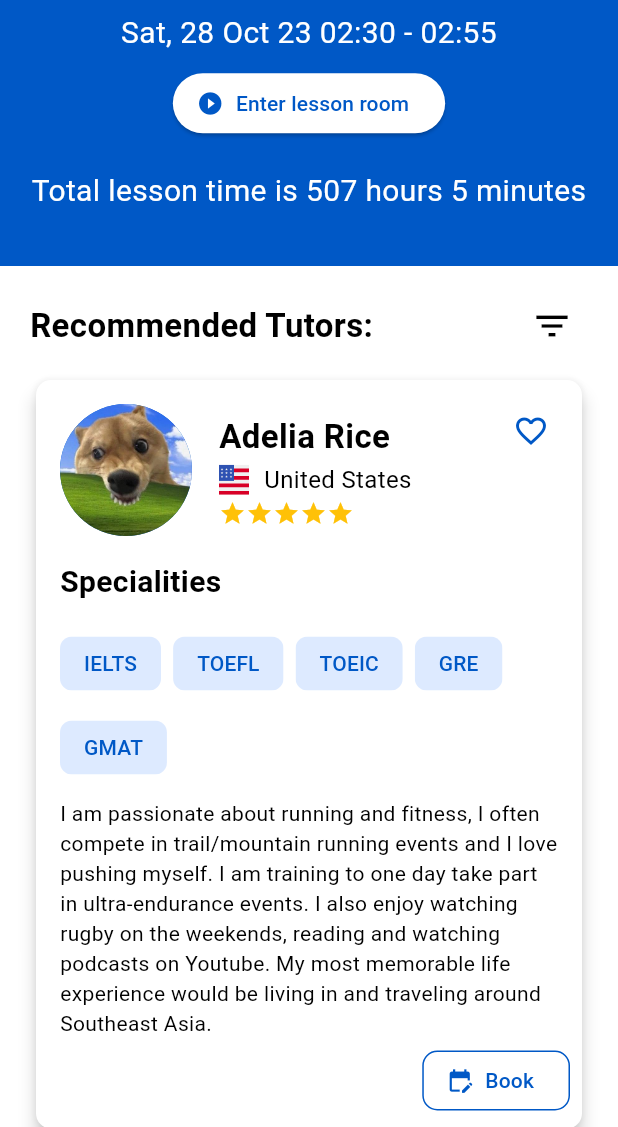
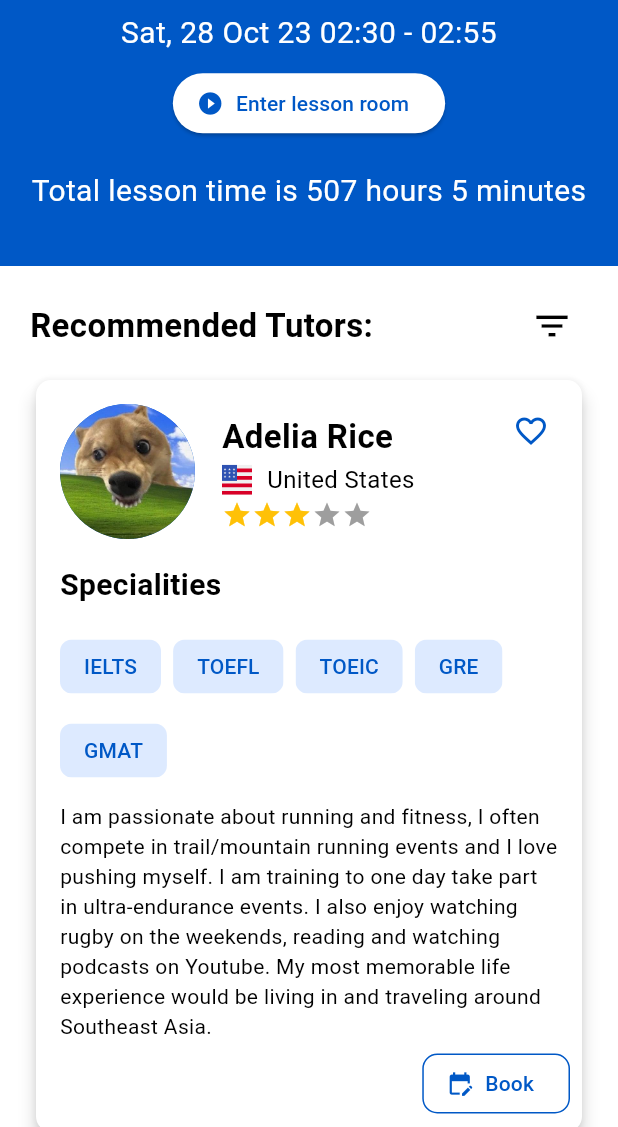
Before and after one commit to luuquang200/let_tutor, a Flutter app: the TutorListScreen screen opened by its route, on a phone screen of 412 x 824 dp, the part 109-1236 px from its top. Run offline on Flutter 3.47's test engine with Material 3 defaults, Android fonts, the phone set to English and light mode, and no system bars; our stand-ins replace equatable, flutter_bloc, flutter_svg; missing offline and left inert: number_paginator; project files that could hold a hidden picture were left out.

Commit message:
Refactor UI components of Tutor List page

```diff
--- /dev/null
+++ b/lib/data/models/tutor.dart
@@ -0,0 +1,23 @@
+class Tutor {
+  final String? name;
+  final String? country;
+  final String? avatar;
+  final String? language;
+  final List<String>? specialties;
+  final String? interests;
+  final String? experience;
+  final String? resume;
+  final double? rating;
+
+  Tutor({
+    this.name,
+    this.country,
+    this.avatar,
+    this.language,
+    this.specialties,
+    this.interests,
+    this.experience,
+    this.rating,
+    this.resume,
+  });
+}
--- a/lib/presentation/screen/authentication/forgot_password_screen.dart
+++ b/lib/presentation/screen/authentication/forgot_password_screen.dart
@@ -1,5 +1,3 @@
-//Create
-
 import 'package:flutter/material.dart';
 import 'package:flutter_bloc/flutter_bloc.dart';
 import 'package:flutter_svg/flutter_svg.dart';
@@ -168,10 +166,13 @@ class _ForgotPasswordScreenState extends State<ForgotPasswordScreen> {
   }
 
   _subTitle(BuildContext context) {
-    return Text('Please enter your email address to search for your account.',
-        style: CustomTextStyle.bodyRegular.copyWith(
-          fontSize: 16,
-          color: const Color.fromRGBO(164, 176, 190, 1),
-        ));
+    return Text(
+      'Please enter your email address to search for your account.',
+      textAlign: TextAlign.center,
+      style: CustomTextStyle.bodyRegular.copyWith(
+        fontSize: 16,
+        color: const Color.fromRGBO(164, 176, 190, 1),
+      ),
+    );
   }
 }
--- a/lib/presentation/screen/tutor/tutor_detail.dart
+++ b/lib/presentation/screen/tutor/tutor_detail.dart
@@ -38,33 +38,7 @@ class _TutorDetailState extends State<TutorDetail> {
             ),
 
             // Buttons: Favorite, Report and Review
-            Row(
-              mainAxisAlignment: MainAxisAlignment.spaceEvenly,
-              children: [
-                IconTextButton(
-                  icon: Icons.favorite_outline,
-                  text: 'Favorite',
-                  color: Theme.of(context).primaryColor,
-                  onTap: () {},
-                ),
-                IconTextButton(
-                  icon: Icons.report_outlined,
-                  text: 'Report',
-                  color: Theme.of(context).primaryColor,
-                  onTap: () {
-                    _showReportDialog();
-                  },
-                ),
-                IconTextButton(
-                  icon: Icons.rate_review_outlined,
-                  text: 'Review',
-                  color: Theme.of(context).primaryColor,
-                  onTap: () {
-                    Navigator.pushNamed(context, Routes.tutorReviewScreen);
-                  },
-                ),
-              ],
-            ),
+            _actionButtonsRow(context),
 
             // Introduction Video
             const SizedBox(
@@ -151,6 +125,36 @@ class _TutorDetailState extends State<TutorDetail> {
           ],
         ),
       ),
+    );
+  }
+
+  Row _actionButtonsRow(BuildContext context) {
+    return Row(
+      mainAxisAlignment: MainAxisAlignment.spaceEvenly,
+      children: [
+        IconTextButton(
+          icon: Icons.favorite_outline,
+          text: 'Favorite',
+          color: Theme.of(context).primaryColor,
+          onTap: () {},
+        ),
+        IconTextButton(
+          icon: Icons.report_outlined,
+          text: 'Report',
+          color: Theme.of(context).primaryColor,
+          onTap: () {
+            _showReportDialog();
+          },
+        ),
+        IconTextButton(
+          icon: Icons.rate_review_outlined,
+          text: 'Review',
+          color: Theme.of(context).primaryColor,
+          onTap: () {
+            Navigator.pushNamed(context, Routes.tutorReviewScreen);
+          },
+        ),
+      ],
     );
   }
 
--- a/lib/presentation/screen/tutor/tutor_list_screen.dart
+++ b/lib/presentation/screen/tutor/tutor_list_screen.dart
@@ -1,6 +1,9 @@
+import 'dart:developer';
+
 import 'package:flutter/material.dart';
 import 'package:flutter_svg/svg.dart';
 import 'package:intl/intl.dart';
+import 'package:let_tutor/data/models/tutor.dart';
 import 'package:let_tutor/presentation/styles/custom_text_style.dart';
 import 'package:let_tutor/presentation/widgets/tutor_information_card.dart';
 import 'package:number_paginator/number_paginator.dart';
@@ -37,6 +40,45 @@ class _TutorListScreenState extends State<TutorListScreen> {
   final endTimeController = TextEditingController();
   bool isShowFilter = false;
 
+  List<Tutor> tutors = [
+    Tutor(
+      name: 'Adelia Rice',
+      country: 'United States',
+      avatar: 'assets/tutor_avatar.jpg',
+      rating: 3.5,
+      specialties: ['IELTS', 'TOEFL', 'TOEIC', 'GRE', 'GMAT'],
+      resume:
+          'I am passionate about running and fitness, I often compete in trail/mountain running events and I love pushing myself. I am training to one day take part in ultra-endurance events. I also enjoy watching rugby on the weekends, reading and watching podcasts on Youtube. My most memorable life experience would be living in and traveling around Southeast Asia.',
+    ),
+    Tutor(
+      name: 'Adelia Rice',
+      country: 'United States',
+      avatar: 'assets/tutor_avatar.jpg',
+      rating: 3.5,
+      specialties: ['IELTS', 'TOEFL', 'TOEIC', 'GRE', 'GMAT'],
+      resume:
+          'I am passionate about running and fitness, I often compete in trail/mountain running events and I love pushing myself. I am training to one day take part in ultra-endurance events. I also enjoy watching rugby on the weekends, reading and watching podcasts on Youtube. My most memorable life experience would be living in and traveling around Southeast Asia.',
+    ),
+    Tutor(
+      name: 'Adelia Rice',
+      country: 'United States',
+      avatar: 'assets/tutor_avatar.jpg',
+      rating: 3.5,
+      specialties: ['IELTS', 'TOEFL', 'TOEIC', 'GRE', 'GMAT'],
+      resume:
+          'I am passionate about running and fitness, I often compete in trail/mountain running events and I love pushing myself. I am training to one day take part in ultra-endurance events. I also enjoy watching rugby on the weekends, reading and watching podcasts on Youtube. My most memorable life experience would be living in and traveling around Southeast Asia.',
+    ),
+    Tutor(
+      name: 'Adelia Rice',
+      country: 'United States',
+      avatar: 'assets/tutor_avatar.jpg',
+      rating: 3.5,
+      specialties: ['IELTS', 'TOEFL', 'TOEIC', 'GRE', 'GMAT'],
+      resume:
+          'I am passionate about running and fitness, I often compete in trail/mountain running events and I love pushing myself. I am training to one day take part in ultra-endurance events. I also enjoy watching rugby on the weekends, reading and watching podcasts on Youtube. My most memorable life experience would be living in and traveling around Southeast Asia.',
+    ),
+  ];
+
   @override
   Widget build(BuildContext context) {
     return Scaffold(
@@ -51,11 +93,27 @@ class _TutorListScreenState extends State<TutorListScreen> {
               crossAxisAlignment: CrossAxisAlignment.start,
               children: [
                 const SizedBox(height: 8),
-                Row(
+                _buildHeaderRow(),
+                Visibility(
+                  visible: isShowFilter,
+                  child: _inputFilter(),
+                ),
+                const SizedBox(height: 8),
+                _listTutorInformationCard(tutors),
+                _paginator(),
+              ],
+            ),
+          ),
+        ],
+      ),
+    ));
+  }
+
+  Row _buildHeaderRow() {
+    return Row(
       mainAxisAlignment: MainAxisAlignment.spaceBetween,
       children: [
-                    const Text('Recommended Tutors:',
-                        style: CustomTextStyle.headlineLarge),
+        const Text('Recommended Tutors:', style: CustomTextStyle.headlineLarge),
         IconButton(
             onPressed: () {
               setState(() {
@@ -67,26 +125,17 @@ class _TutorListScreenState extends State<TutorListScreen> {
               size: 28,
             )),
       ],
-                ),
-                Visibility(
-                  visible: isShowFilter,
-                  child: _inputFilter(),
-                ),
-                const SizedBox(height: 8),
-                _listTutorInformationCard(),
-                NumberPaginator(
+    );
+  }
+
+  NumberPaginator _paginator() {
+    return NumberPaginator(
       numberPages: 8,
       onPageChange: (index) {
-                    print(index);
+        log(index.toString());
         setState(() {});
       },
-                ),
-              ],
-            ),
-          ),
-        ],
-      ),
-    ));
+    );
   }
 
   Widget _buildUpcomingLesson() {
@@ -311,17 +360,17 @@ class _TutorListScreenState extends State<TutorListScreen> {
     );
   }
 
-  _listTutorInformationCard() {
+  _listTutorInformationCard(List<Tutor> tutors) {
     return SizedBox(
       child: ListView.builder(
         shrinkWrap: true,
         physics: const NeverScrollableScrollPhysics(),
-        itemCount: 6,
+        itemCount: tutors.length,
         itemBuilder: (context, index) {
-          return const Column(
+          return Column(
             children: [
-              TutorInformationCard(),
-              SizedBox(height: 16),
+              TutorInformationCard(tutor: tutors[index]),
+              const SizedBox(height: 16),
             ],
           );
         },
--- a/lib/presentation/widgets/tutor_information_card.dart
+++ b/lib/presentation/widgets/tutor_information_card.dart
@@ -1,10 +1,12 @@
 import 'package:flutter/material.dart';
 import 'package:flutter_svg/svg.dart';
+import 'package:let_tutor/data/models/tutor.dart';
 import 'package:let_tutor/presentation/styles/custom_text_style.dart';
 import 'package:let_tutor/routes.dart';
 
 class TutorInformationCard extends StatelessWidget {
-  const TutorInformationCard({Key? key}) : super(key: key);
+  final Tutor tutor;
+  const TutorInformationCard({Key? key, required this.tutor}) : super(key: key);
 
   @override
   Widget build(BuildContext context) {
@@ -20,19 +22,18 @@ class TutorInformationCard extends StatelessWidget {
           ),
           child: Stack(
             children: [
-              Positioned(
-                top: 10,
-                right: 10,
-                child: IconButton(
-                  onPressed: () {},
-                  icon: const Icon(
-                    Icons.favorite_border_outlined,
-                    color: Color(0xFF0058C6),
+              _favoriteButton(),
+              // Column
+              _tutorInformation(tutor),
+              // Book button
+              _bookButton()
+            ],
           ),
-                ),
-              ),
-              // Column
-              Padding(
+        ));
+  }
+
+  Padding _tutorInformation(Tutor tutor) {
+    return Padding(
       padding: const EdgeInsets.all(16.0),
       child: Column(
         crossAxisAlignment: CrossAxisAlignment.start,
@@ -40,10 +41,13 @@ class TutorInformationCard extends StatelessWidget {
           Row(
             children: [
               // Avatar
-                        const CircleAvatar(
-                          backgroundImage:
-                              AssetImage('assets/tutor_avatar.jpg'),
-                          radius: 44,
+              // CircleAvatar(
+              //   backgroundImage: NetworkImage(tutor.avatar ?? ''),
+              //   radius: 44,
+              // ),
+              CircleAvatar(
+                radius: 45,
+                backgroundImage: AssetImage(tutor.avatar ?? ''),
               ),
               const SizedBox(
                 width: 18,
@@ -53,7 +57,7 @@ class TutorInformationCard extends StatelessWidget {
                 children: [
                   // Name
                   Text(
-                              "Adelia Rice",
+                    tutor.name ?? '',
                     style: CustomTextStyle.headlineLarge,
                   ),
                   const SizedBox(height: 2),
@@ -66,22 +70,14 @@ class TutorInformationCard extends StatelessWidget {
                       ),
                       SizedBox(width: 10),
                       Text(
-                                  'United States',
+                        tutor.country ?? '',
                         style: CustomTextStyle.bodyRegular,
                       ),
                     ],
                   ),
                   const SizedBox(height: 2),
                   // row
-                            Row(
-                                children: List<Widget>.generate(
-                              5,
-                              (index) => const Icon(
-                                Icons.star,
-                                color: Colors.amber,
-                                size: 18,
-                              ),
-                            ))
+                  buildStarRating(tutor.rating?.toInt() ?? 0, 20)
                 ],
               )
             ],
@@ -91,76 +87,26 @@ class TutorInformationCard extends StatelessWidget {
           ),
           const Text(
             "Specialities",
-                      style:
-                          TextStyle(fontSize: 20, fontWeight: FontWeight.bold),
+            style: TextStyle(fontSize: 20, fontWeight: FontWeight.bold),
           ),
           const SizedBox(
             height: 16,
           ),
-                    const Wrap(
-                      spacing: 8,
-                      runSpacing: 8,
-                      children: [
-                        Chip(
-                          backgroundColor: Color(0xFFDDEAFF),
-                          side: BorderSide.none,
-                          label: Text(
-                            "IELTS",
-                            style: TextStyle(
-                                fontSize: 14, color: Color(0xFF0058C6)),
-                          ),
-                        ),
-                        Chip(
-                          backgroundColor: Color(0xFFDDEAFF),
-                          side: BorderSide.none,
-                          label: Text(
-                            "TOEFL",
-                            style: TextStyle(
-                                fontSize: 14, color: Color(0xFF0058C6)),
-                          ),
-                        ),
-                        Chip(
-                          backgroundColor: Color(0xFFDDEAFF),
-                          side: BorderSide.none,
-                          label: Text(
-                            "TOEIC",
-                            style: TextStyle(
-                                fontSize: 14, color: Color(0xFF0058C6)),
-                          ),
-                        ),
-                        Chip(
-                          backgroundColor: Color(0xFFDDEAFF),
-                          side: BorderSide.none,
-                          label: Text(
-                            "GRE",
-                            style: TextStyle(
-                                fontSize: 14, color: Color(0xFF0058C6)),
-                          ),
-                        ),
-                        Chip(
-                          backgroundColor: Color(0xFFDDEAFF),
-                          side: BorderSide.none,
-                          label: Text(
-                            "GMAT",
-                            style: TextStyle(
-                                fontSize: 14, color: Color(0xFF0058C6)),
-                          ),
-                        ),
-                      ],
-                    ),
+          buildSpecialtiesChips(tutor.specialties ?? []),
           const SizedBox(
             height: 10,
           ),
-                    const Text(
-                        'I am passionate about running and fitness, I often compete in trail/mountain running events and I love pushing myself. I am training to one day take part in ultra-endurance events. I also enjoy watching rugby on the weekends, reading and watching podcasts on Youtube. My most memorable life experience would be living in and traveling around Southeast Asia.'),
+          Text(tutor.resume ?? ''),
           const SizedBox(
             height: 44,
           ),
         ],
       ),
-              ),
-              // Book button
-              Positioned(
+    );
+  }
+
+  Positioned _bookButton() {
+    return Positioned(
         bottom: 8,
         right: 8,
         child: OutlinedButton.icon(
@@ -169,15 +115,55 @@ class TutorInformationCard extends StatelessWidget {
           icon: const Icon(Icons.edit_calendar),
           label: const Text("Book"),
           style: OutlinedButton.styleFrom(
-                      side:
-                          const BorderSide(color: Color(0xFF0058C6), width: 1),
+            side: const BorderSide(color: Color(0xFF0058C6), width: 1),
             shape: RoundedRectangleBorder(
               borderRadius: BorderRadius.circular(10),
             ),
           ),
-                  ))
-            ],
-          ),
         ));
   }
+
+  Positioned _favoriteButton() {
+    return Positioned(
+      top: 10,
+      right: 10,
+      child: IconButton(
+        onPressed: () {},
+        icon: const Icon(
+          Icons.favorite_border_outlined,
+          color: Color(0xFF0058C6),
+        ),
+      ),
+    );
   }
+
+  Widget buildStarRating(int rating, double size) {
+    return Row(
+      children: List<Widget>.generate(
+        5,
+        (index) => Icon(
+          Icons.star,
+          color: index < rating ? Colors.amber : Colors.grey,
+          size: size,
+        ),
+      ),
+    );
+  }
+
+  Widget buildSpecialtiesChips(List<String> specialties) {
+    return Wrap(
+      spacing: 8,
+      runSpacing: 8,
+      children: specialties.map((specialty) {
+        return Chip(
+          backgroundColor: const Color(0xFFDDEAFF),
+          side: BorderSide.none,
+          label: Text(
+            specialty,
+            style: const TextStyle(fontSize: 14, color: Color(0xFF0058C6)),
+          ),
+        );
+      }).toList(),
+    );
+  }
+}
```
Lines whose indentation alone changed are shown as unchanged.
